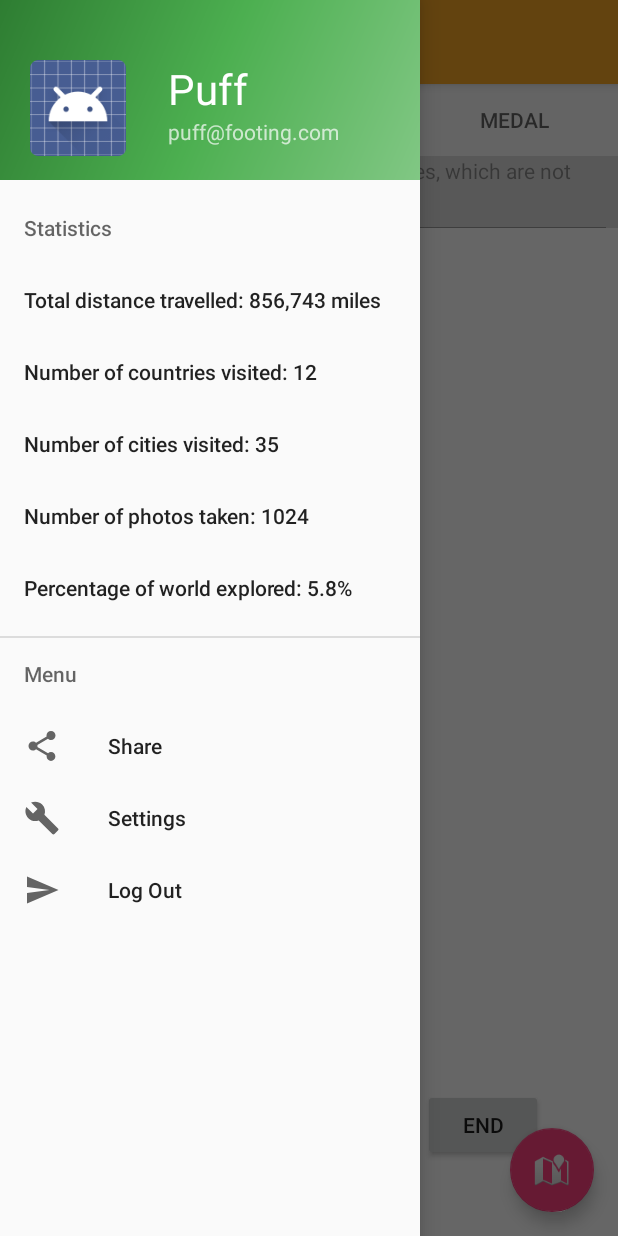
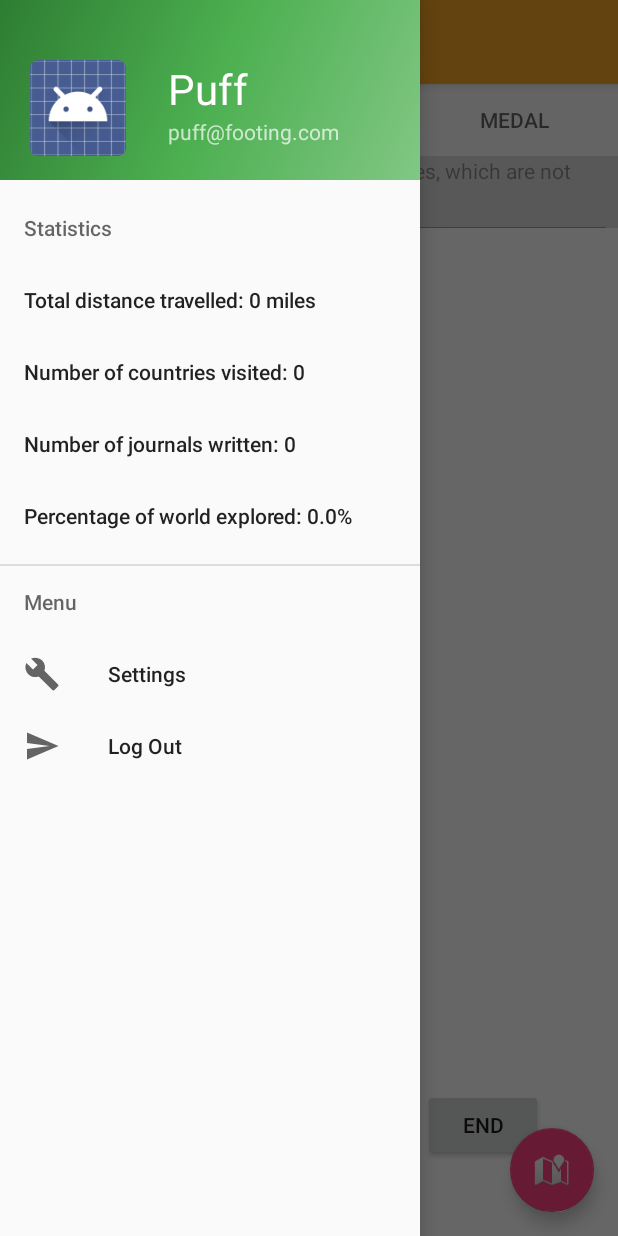
Before and after one commit to VictoriaHong/Footing-Android, an Android app: the UI_MainActivity screen opened directly, with no data from a screen before it, with the side drawer open, on a phone screen of 412 x 824 dp. Run offline under Robolectric (Android 15) with nearby library versions, the phone set to English and light mode, and no system bars; 3 statements that could not run were skipped.

Commit message:
User data is transferred to MainActivity now.

```diff
--- a/app/src/main/java/edu/cmu/footinguidemo/ui/UI_LoginActivity.java
+++ b/app/src/main/java/edu/cmu/footinguidemo/ui/UI_LoginActivity.java
@@ -50,7 +50,7 @@ public class UI_LoginActivity extends AppCompatActivity implements LoaderCallbac
     public final static String USERNAME = "username";
     public final static String EMAIL = "email";
     public final static String NUM_MILES = "num_miles";
-    public final static String NUM_COUNTRIES = "num_countries";
+    public final static String COUNTRIES_CSV = "countries";
     public final static String JOURNAL_ID_CSV = "journal_id";
     public final static String MEDAL_ID_CSV = "medal_id";
 
@@ -249,7 +249,7 @@ public class UI_LoginActivity extends AppCompatActivity implements LoaderCallbac
             intent.putExtra(USERNAME, username);
             intent.putExtra(EMAIL, email);
             intent.putExtra(NUM_MILES, numMiles);
-            intent.putExtra(NUM_COUNTRIES, numCountries);
+            intent.putExtra(COUNTRIES_CSV, numCountries);
             intent.putExtra(JOURNAL_ID_CSV, journalId);
             intent.putExtra(MEDAL_ID_CSV, medalId);
             finish();
--- a/app/src/main/java/edu/cmu/footinguidemo/ui/UI_MainActivity.java
+++ b/app/src/main/java/edu/cmu/footinguidemo/ui/UI_MainActivity.java
@@ -11,8 +11,10 @@ import android.support.v4.widget.DrawerLayout;
 import android.support.v7.app.ActionBarDrawerToggle;
 import android.support.v7.app.AppCompatActivity;
 import android.support.v7.widget.Toolbar;
+import android.view.Menu;
 import android.view.MenuItem;
 import android.view.View;
+import android.widget.TextView;
 import android.widget.Toast;
 
 import edu.cmu.footinguidemo.R;
@@ -23,7 +25,22 @@ public class UI_MainActivity extends AppCompatActivity
     ViewPager viewPager;
     TabLayout tabLayout;
 
+    // User information
+    public static class GlobalClass {
+        // Database values
+        public static String usr_email = "puff@footing.com";
+        public static String usr_username = "Puff";
+        public static int usr_numMiles = 0;
+        public static String usr_countries_csv = "";
+        public static String usr_journalId_csv = "";
+        public static String usr_medalId_csv = "";
 
+        // Calculated values
+        public static int usr_numCountries = 0;
+        public static int usr_numJournals = 0;
+        public static int usr_numMedals = 0;
+        public static final int num_countries = 224;
+    }
 
     @Override
     protected void onCreate(Bundle savedInstanceState) {
@@ -36,6 +53,7 @@ public class UI_MainActivity extends AppCompatActivity
         ActionBarDrawerToggle toggle = new ActionBarDrawerToggle(
                 this, drawer, toolbar, R.string.navigation_drawer_open, R.string.navigation_drawer_close);
         drawer.setDrawerListener(toggle);
+
         toggle.syncState();
 
         NavigationView navigationView = (NavigationView) findViewById(R.id.nav_view);
@@ -49,7 +67,51 @@ public class UI_MainActivity extends AppCompatActivity
         // Give the TabLayout the ViewPager
         tabLayout = (TabLayout) findViewById(R.id.sliding_tabs);
         tabLayout.setupWithViewPager(viewPager);
+
+
+        // Get user information from Login Activity
+        Intent intent = getIntent();
+        GlobalClass.usr_email = intent.getStringExtra(UI_LoginActivity.EMAIL);
+        GlobalClass.usr_username = intent.getStringExtra(UI_LoginActivity.USERNAME);
+        GlobalClass.usr_numMiles = intent.getIntExtra(UI_LoginActivity.NUM_MILES, 0);
+        GlobalClass.usr_countries_csv = intent.getStringExtra(UI_LoginActivity.COUNTRIES_CSV);
+        GlobalClass.usr_journalId_csv = intent.getStringExtra(UI_LoginActivity.JOURNAL_ID_CSV);
+        GlobalClass.usr_medalId_csv = intent.getStringExtra(UI_LoginActivity.MEDAL_ID_CSV);
+
+        // For debug purpose (if starting Activity is set to MainActivity)
+        /*
+        if (GlobalClass.usr_email == null) GlobalClass.usr_email = "puff@footing.com";
+        if (GlobalClass.usr_username == null) GlobalClass.usr_username = "Puff";
+        if (GlobalClass.usr_countries_csv == null) GlobalClass.usr_countries_csv = "";
+        if (GlobalClass.usr_journalId_csv == null) GlobalClass.usr_journalId_csv = "";
+        if (GlobalClass.usr_medalId_csv == null) GlobalClass.usr_medalId_csv = "";
+        */
+
+        // Calculate statistics
+        GlobalClass.usr_numCountries = GlobalClass.usr_countries_csv.isEmpty() ? 0 : GlobalClass.usr_countries_csv.split(",").length;
+        GlobalClass.usr_numJournals = GlobalClass.usr_journalId_csv.isEmpty() ? 0 : GlobalClass.usr_journalId_csv.split(",").length;
+        GlobalClass.usr_numMedals = GlobalClass.usr_medalId_csv.isEmpty() ? 0 : GlobalClass.usr_medalId_csv.split(",").length;
+
+        // Display statistics in the menu
+        Menu menu = navigationView.getMenu();
+        menu.findItem(R.id.item_num_miles).setTitle(getString(R.string.total_distance) + GlobalClass.usr_numMiles + " miles");
+        menu.findItem(R.id.item_num_countries).setTitle(getString(R.string.num_countries) + GlobalClass.usr_numCountries);
+        menu.findItem(R.id.item_num_journals).setTitle(getString(R.string.num_journals) + GlobalClass.usr_numJournals);
+        menu.findItem(R.id.item_percentage_explored).setTitle(getString(R.string.percentage_explored) + String.format("%.1f%%", GlobalClass.usr_numCountries / 1.0 / GlobalClass.num_countries));
     }
+
+    @Override
+    protected boolean onPrepareOptionsPanel(View view, Menu menu) {
+        if (super.onPrepareOptionsPanel(view, menu)) {
+            // Display username and email in the drawer
+            ((TextView) findViewById(R.id.text_username)).setText(GlobalClass.usr_username);
+            ((TextView) findViewById(R.id.text_email)).setText(GlobalClass.usr_email);
+            return true;
+        } else {
+            return false;
+        }
+    }
+
 
     @Override
     public void onBackPressed() {
@@ -67,10 +129,7 @@ public class UI_MainActivity extends AppCompatActivity
         // Handle navigation view item clicks here.
         int id = item.getItemId();
 
-        if (id == R.id.nav_share) {
-            Toast.makeText(UI_MainActivity.this, "Routes on map has been shared to Facebook", Toast.LENGTH_LONG).show();
-
-        } else if (id == R.id.nav_settings) {
+        if (id == R.id.nav_settings) {
             Toast.makeText(UI_MainActivity.this, "Settings are not available", Toast.LENGTH_LONG).show();
 
         } else if (id == R.id.nav_logout) {
@@ -87,8 +146,7 @@ public class UI_MainActivity extends AppCompatActivity
     }
 
     public void deleteItem(View view) {
-        Snackbar.make(view, "Permission denied", Snackbar.LENGTH_LONG)
-                .setAction("Action", null).show();
+        Snackbar.make(view, "Permission denied", Snackbar.LENGTH_LONG).setAction("Action", null).show();
     }
 
     public void enterPhotoList(View view) {
@@ -101,12 +159,4 @@ public class UI_MainActivity extends AppCompatActivity
         startActivity(intent);
     }
 
-    public void shareMedal(View view) {
-        Snackbar.make(view, "Medal has been shared to Facebook", Snackbar.LENGTH_LONG)
-                .setAction("Action", null).show();
-    }
-
-    public static class GlobalClass {
-        public static String usr_email = "u1@u.com";
-    }
 }
--- a/app/src/main/res/layout-large/tabpage_journal.xml
+++ b/app/src/main/res/layout-large/tabpage_journal.xml
@@ -32,7 +32,7 @@
         android:textStyle="bold" />
     <TextView
         android:id="@+id/text_num_photos"
-        android:text="@string/num_photos"
+        android:text="12 photos"
         android:layout_gravity="start"
         android:layout_column="1"
         android:layout_row="1"
--- a/app/src/main/res/layout/tabpage_journal.xml
+++ b/app/src/main/res/layout/tabpage_journal.xml
@@ -32,7 +32,7 @@
         android:textStyle="bold" />
     <TextView
         android:id="@+id/text_num_photos"
-        android:text="@string/num_photos"
+        android:text="15 Photos"
         android:layout_gravity="start"
         android:layout_column="1"
         android:layout_row="1"
--- a/app/src/main/res/menu/activity_main_drawer.xml
+++ b/app/src/main/res/menu/activity_main_drawer.xml
@@ -1,35 +1,35 @@
 <?xml version="1.0" encoding="utf-8"?>
-<menu xmlns:android="http://schemas.android.com/apk/res/android">
+<menu
+    xmlns:android="http://schemas.android.com/apk/res/android">
 
-    <item android:title="Statistics">
+    <item android:title="@string/statistics">
         <menu>
-            <item android:title="Total distance travelled: 856,743 miles" />
-            <item android:title="Number of countries visited: 12" />
-            <item android:title="Number of cities visited: 35" />
-            <item android:title="Number of photos taken: 1024" />
-            <item android:title="Percentage of world explored: 5.8%" />
+            <item
+                android:id="@+id/item_num_miles"
+                android:title="@string/total_distance" />
+            <item
+                android:id="@+id/item_num_countries"
+                android:title="@string/num_countries" />
+            <item
+                android:id="@+id/item_num_journals"
+                android:title="@string/num_journals" />
+            <item
+                android:id="@+id/item_percentage_explored"
+                android:title="@string/percentage_explored" />
         </menu>
     </item>
 
-    <item android:title="Menu">
+    <item android:title="@string/menu">
         <menu>
-            <item
-                android:id="@+id/nav_share"
-                android:icon="@drawable/ic_menu_share"
-                android:title="Share" />
             <item
                 android:id="@+id/nav_settings"
                 android:icon="@drawable/ic_menu_manage"
-                android:title="Settings" />
+                android:title="@string/settings" />
             <item
                 android:id="@+id/nav_logout"
                 android:icon="@drawable/ic_menu_send"
-                android:title="Log Out" />
+                android:title="@string/log_out" />
         </menu>
     </item>
 
-
-
-
-
 </menu>
--- a/app/src/main/res/values/strings.xml
+++ b/app/src/main/res/values/strings.xml
@@ -24,7 +24,6 @@
     <string name="puff">Puff</string>
     <string name="puff_email">puff@footing.com</string>
     <string name="golden_gate_bridge">Golden Gate Bridge</string>
-    <string name="num_photos">15 photos</string>
     <string name="num_voices">10 voices</string>
     <string name="num_days">5 days</string>
     <string name="photo">Photo</string>
@@ -32,6 +31,16 @@
     <string name="delete">Delete</string>
     <string name="share">Share</string>
     <string name="golden_gate_bridge_medal">Golden Gate Bridge Medal</string>
+
+    <!-- Main Drawer -->
+    <string name="statistics">Statistics</string>
+    <string name="total_distance">Total distance travelled:\u00A0</string>
+    <string name="num_countries">Number of countries visited:\u00A0</string>
+    <string name="num_journals">Number of journals written:\u00A0</string>
+    <string name="percentage_explored">Percentage of world explored:\u00A0</string>
+    <string name="menu">Menu</string>
+    <string name="settings">Settings</string>
+    <string name="log_out">Log Out</string>
 
     <!-- Strings related to login -->
     <string name="prompt_username">Username</string>
```
